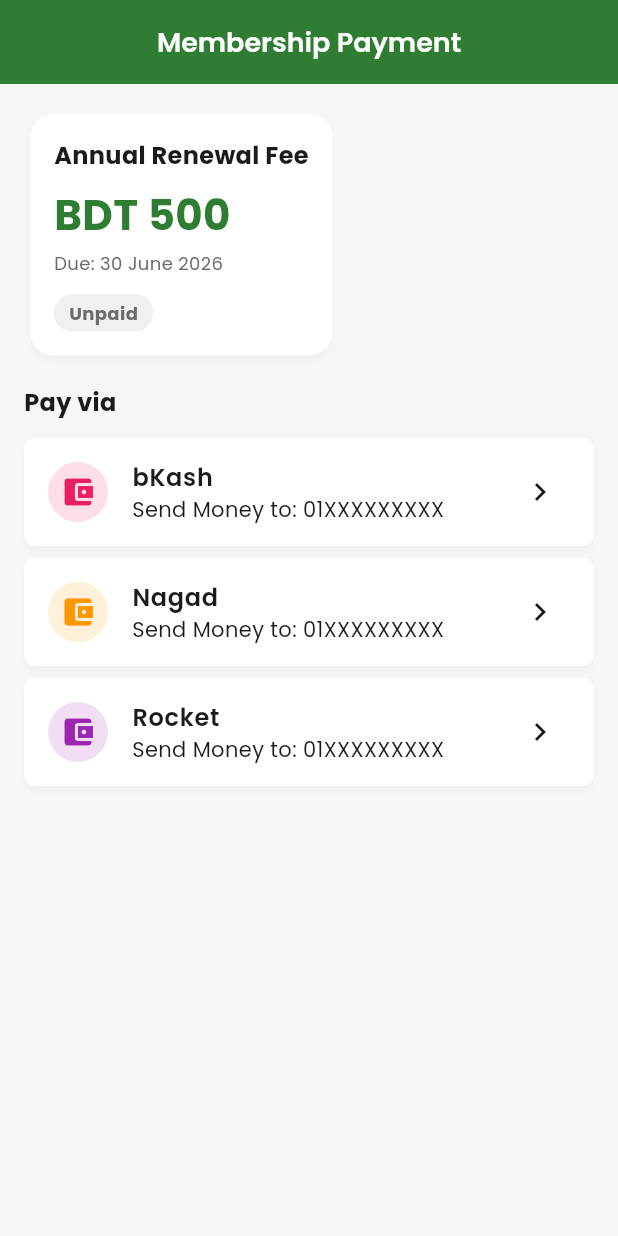
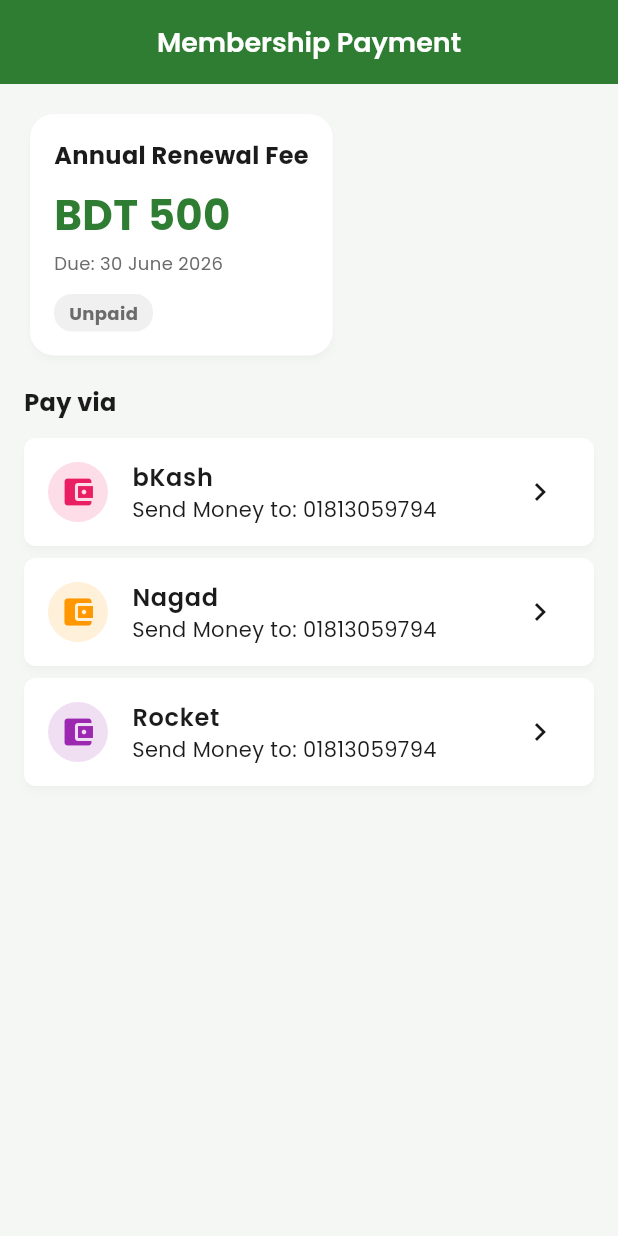
Before and after one commit to wasikhasan123-ui/CPVA-Web-app, a Flutter app: the PaymentsPage screen opened by its route, on a phone screen of 412 x 824 dp. Run offline on Flutter 3.47's test engine with Material 3 defaults, Android fonts, the phone set to English and light mode, and no system bars; our stand-ins replace cloud_firestore, dartz, equatable, file_picker, firebase_auth, firebase_core and 9 more; accounts and stored records are empty.

Commit message:
fix: update payment number to 01813059794

```diff
--- a/lib/presentation/pages/payment/payments_page.dart
+++ b/lib/presentation/pages/payment/payments_page.dart
@@ -78,9 +78,9 @@
               ),
             ),
             const SizedBox(height: 12),
-            _buildPaymentMethod('bKash', '01XXXXXXXXX', Colors.pink),
-            _buildPaymentMethod('Nagad', '01XXXXXXXXX', Colors.orange),
-            _buildPaymentMethod('Rocket', '01XXXXXXXXX', Colors.purple),
+            _buildPaymentMethod('bKash', '01813059794', Colors.pink),
+            _buildPaymentMethod('Nagad', '01813059794', Colors.orange),
+            _buildPaymentMethod('Rocket', '01813059794', Colors.purple),
             if (_selectedMethod != null) ...[
               const SizedBox(height: 16),
               const Text(
--- a/lib/presentation/pages/registration/registration_page.dart
+++ b/lib/presentation/pages/registration/registration_page.dart
@@ -359,7 +359,7 @@
                     Expanded(
                       child: Text(
                         'Send BDT ${_paymentAmountController.text.isEmpty ? "2000" : _paymentAmountController.text} '
-                        'to bKash/Nagad/Rocket and enter the Transaction ID above.',
+                        'to 01813059794 via bKash/Nagad/Rocket and enter the Transaction ID above.',
                         style: TextStyle(
                           fontSize: 11,
                           color: Colors.blue.shade700,
```
